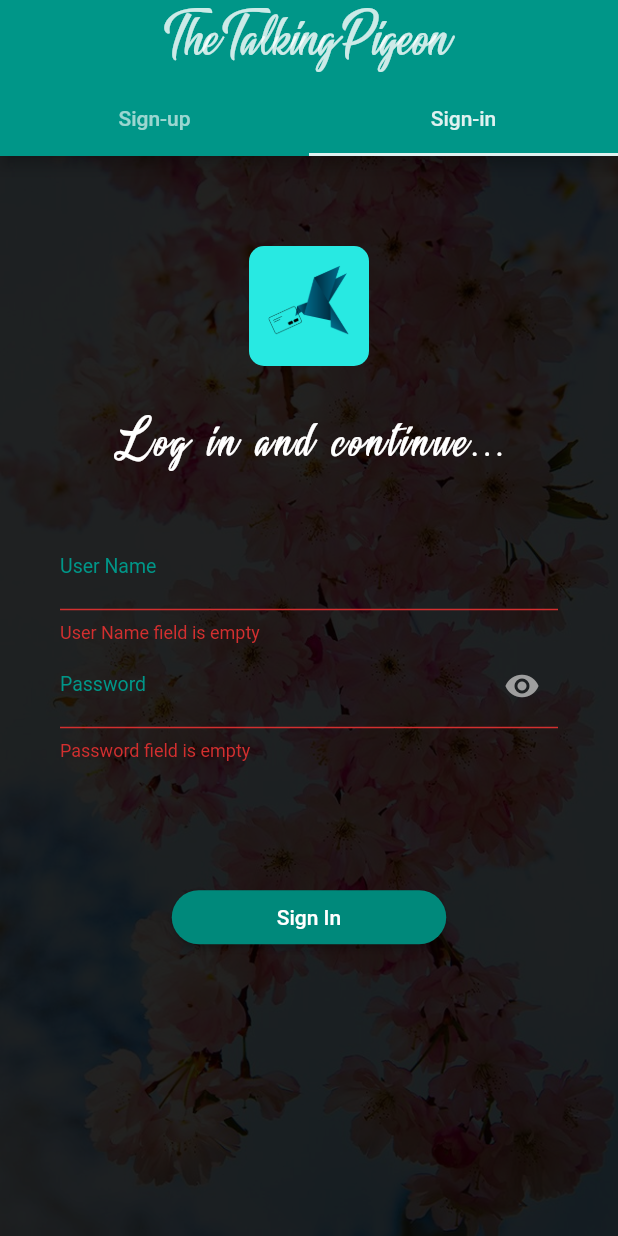
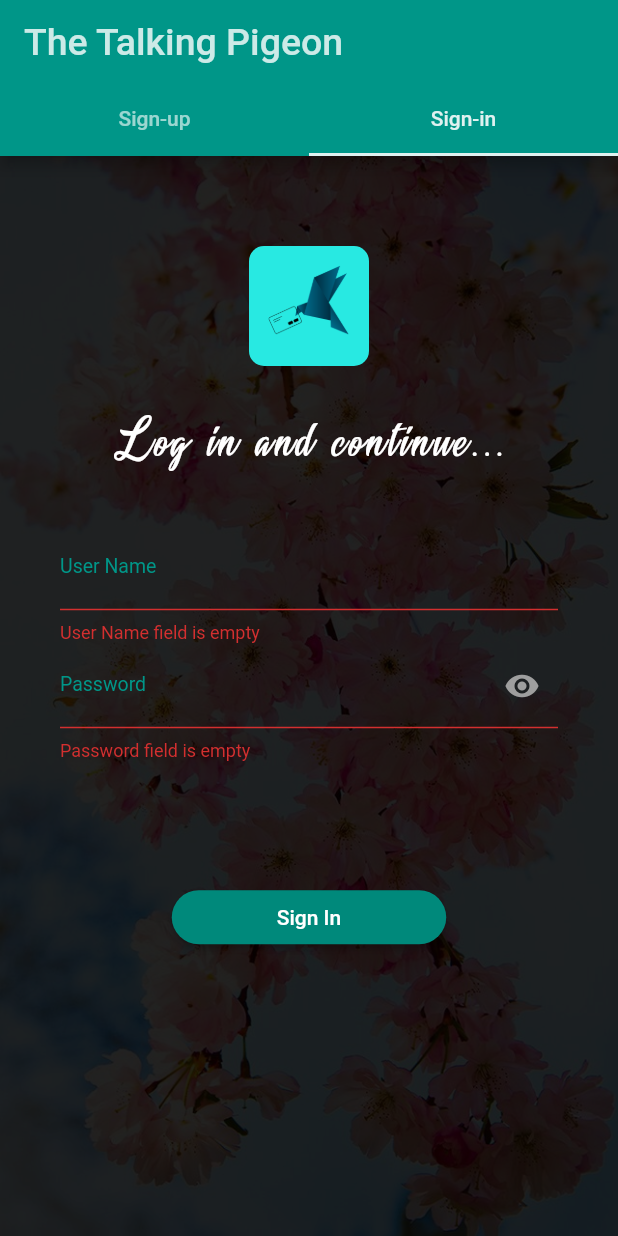
Before and after one commit to SkullEnemyX/Talking-Pigeon, a Flutter app: the screen it shows after launch, tab 2 chosen, after a tap on "Sign In", on a phone screen of 412 x 824 dp. Run offline on Flutter 3.47's test engine with Material 2 defaults, Android fonts, the phone set to English and light mode, and no system bars; our stand-ins replace cloud_firestore, firebase_auth, flutter_spinkit, shared_preferences; accounts and stored records are empty.

```diff
--- a/lib/chatpage.dart
+++ b/lib/chatpage.dart
@@ -70,7 +70,8 @@ class _ChatPageState extends State<ChatPage> {
   @override
   Widget build(BuildContext context) {
 
-    return Scaffold(
+    return MaterialApp(
+      home: Scaffold(
         appBar: new AppBar(
           elevation: 0.0,
           backgroundColor: widget.background,
@@ -188,6 +189,7 @@ class _ChatPageState extends State<ChatPage> {
           ),
         ),
 
+      ),
     );
   }
 
--- a/lib/sign-in.dart
+++ b/lib/sign-in.dart
@@ -1,22 +1,10 @@
 import 'dart:async';
 import 'package:flutter/cupertino.dart';
 import 'package:flutter/material.dart';
+import 'package:shared_preferences/shared_preferences.dart';
 import 'package:talking_pigeon_x/chatscreen.dart';
 import 'authentication.dart';
 import 'package:cloud_firestore/cloud_firestore.dart';
-
-class HomeScreen extends StatelessWidget {
-  @override
-  Widget build(BuildContext context) {
-    return new MaterialApp(
-      title: "Talking Pigeon",
-      theme: new ThemeData(
-        primarySwatch: Colors.teal,
-      ),
-      home: new LoginScreen(),
-    );
-  }
-}
 
 class LoginScreen extends StatefulWidget {
   @override
@@ -43,14 +31,16 @@ class _LoginScreenState extends State<LoginScreen> with SingleTickerProviderStat
 
   @override
   Widget build(BuildContext context) {
-    return new Scaffold(
+    return MaterialApp(
+          theme: ThemeData(
+            primarySwatch: Colors.teal
+          ),
+          home: new Scaffold(
           appBar: new AppBar(
             bottomOpacity: 0.7,
-          centerTitle: true,
             title: new Text(
               "The Talking Pigeon",
               style: TextStyle(
-              fontFamily: 'beauty',
                 fontSize: 25.0,
                 color: Colors.white.withOpacity(0.8),
               ),
@@ -80,7 +70,8 @@ class _LoginScreenState extends State<LoginScreen> with SingleTickerProviderStat
               controller: tabController,
             ),
             //new Signup()
-        ]));
+          ])),
+    );
   }
 }
 
@@ -119,6 +110,12 @@ class _SignupState extends State<Signup> with SingleTickerProviderStateMixin {
   void dispose() {
     _loginButtonController.dispose();
     super.dispose();
+  }
+
+    Future<void> saveUserInfo(String username, String password) async{
+    SharedPreferences prefs = await SharedPreferences.getInstance();
+    prefs.setString('username', username);
+    prefs.setString('password', password);
   }
 
   void _submit() {
@@ -186,6 +183,7 @@ class _SignupState extends State<Signup> with SingleTickerProviderStateMixin {
         Scaffold.of(context).showSnackBar(snackbar1);
         }).catchError((e) => print(e));
 
+        saveUserInfo(userData.uid, userData.password);
         Timer(
             Duration(milliseconds: 400),
             () => Navigator.pushReplacement(
@@ -392,13 +390,19 @@ class _SigninState extends State<Signin> with SingleTickerProviderStateMixin {
     super.dispose();
   }
 
+   Future<void> saveUserInfo(String username, String password) async{
+    SharedPreferences prefs = await SharedPreferences.getInstance();
+    prefs.setString('username', username);
+    prefs.setString('password', password);
+  }
+
   void _submit() {
     final form = formKey.currentState;
     if (form.validate()) {
       form.save();
+      performlogin();
     }
-    performlogin();
-    setState(() {});
+
   }
 
   void performlogin() async {
@@ -415,10 +419,9 @@ class _SigninState extends State<Signin> with SingleTickerProviderStateMixin {
       }
     });
     try {
-      setState(() {});
       _uid = await userAuth.verifyuser(userData);
-      //print(_uid);
       if (_uid != null) {
+        saveUserInfo(userData.uid, userData.password);
         Scaffold.of(context).showSnackBar(snackbar1);
         Timer(
             Duration(milliseconds: 400),
--- a/lib/splashscreen.dart
+++ b/lib/splashscreen.dart
@@ -1,55 +1,77 @@
+import 'package:cloud_firestore/cloud_firestore.dart';
 import 'package:flutter/material.dart';
 import 'dart:async';
 import 'package:shared_preferences/shared_preferences.dart';
-import 'sign-in.dart';
 import 'package:flutter_spinkit/flutter_spinkit.dart';
+import 'package:talking_pigeon_x/authentication.dart';
+import 'package:talking_pigeon_x/chatscreen.dart';
+import 'package:talking_pigeon_x/sign-in.dart';
 
-class SplashScreen extends StatelessWidget {
+class SplashScreen extends StatefulWidget {
   @override
-  Widget build(BuildContext context) {
-    return new MaterialApp(
-      title: "The Talking Pigeon",
-      debugShowCheckedModeBanner: false,
-      home: new SplashWallpaper(),
-      routes: <String, WidgetBuilder>{
-        "/sign": (BuildContext context) => new HomeScreen(),
-        "/splash": (BuildContext context) => new SplashScreen()
-      },
-    );
-  }
+  _SplashScreenState createState() => _SplashScreenState();
 }
 
-class SplashX extends StatefulWidget {
-  @override
-  _SplashXState createState() => _SplashXState();
-}
+class _SplashScreenState extends State<SplashScreen> {
+  bool credentialCorrectness = false;
+  String _username;
+  UserData userData = UserData();
 
-class _SplashXState extends State<SplashX> {
-  Future checkSeen() async {
+  Future infoAvailable() async {
+
     SharedPreferences prefs = await SharedPreferences.getInstance();
-    bool _seen = (prefs.getBool('seen') ?? false);
-
-    if (_seen) {
-      Navigator.of(context).pushReplacementNamed("/splash");
+    Userauthentication userAuth = Userauthentication();
+    String _uid;
+    _username = (prefs.getString('username') ??'');
+    String _password = (prefs.getString('password')??'');
+    if (_username!='' && _password!='') {
+      await Firestore.instance.document("Users/$_username").get().then((snapshot) {
+      if (snapshot.exists) {
+        userData.email = snapshot.data['email'];
+        userData.password = _password;
+        userData.uid = _username;
+      }
+    });
+      try {
+      _uid = await userAuth.verifyuser(userData);
+      if (_uid != null) {
+        setState(() {
+          credentialCorrectness = true;
+        });
+      }
+    } catch (e) {
+      throw e;
+    }
     } else {
-      prefs.setBool('seen', true);
-      Navigator.of(context).pushNamed("/sign");
+      setState(() {
+        credentialCorrectness = false;
+      });
     }
   }
 
   @override
   void initState() {
     super.initState();
-    checkSeen();
+    infoAvailable();
   }
 
   @override
   Widget build(BuildContext context) {
-    return new Scaffold();
+    return new MaterialApp(
+      title: "The Talking Pigeon",
+      debugShowCheckedModeBanner: false,
+      home: SplashWallpaper(
+        credentialsCorrect: credentialCorrectness,
+        username: credentialCorrectness?userData.uid:'',
+      ),
+    );
   }
 }
 
 class SplashWallpaper extends StatefulWidget {
+  final bool credentialsCorrect;
+  final String username;
+  SplashWallpaper({this.credentialsCorrect = false,@required this.username});
   @override
   _SplashWallpaperState createState() => _SplashWallpaperState();
 }
@@ -63,13 +85,17 @@ class _SplashWallpaperState extends State<SplashWallpaper>
   void initState() {
     super.initState();
     _iconAnimationController = new AnimationController(
-        vsync: this, duration: new Duration(milliseconds: 4000));
+        vsync: this, duration: new Duration(milliseconds: 3000));
     _iconAnimation = new CurvedAnimation(
         parent: _iconAnimationController, curve: Curves.bounceOut);
     _iconAnimation.addListener(() => this.setState(() {}));
     _iconAnimationController.forward();
     Timer(Duration(seconds: 3),
-        () => Navigator.of(context).pushReplacementNamed("/sign"));
+        () => Navigator.of(context).pushReplacement(MaterialPageRoute(
+          builder: (context)=>widget.credentialsCorrect?ChatScreen(
+            username: widget.username,
+          ):LoginScreen()
+        )));
   }
 
   @override
```
Also changed, not shown: lib/chatscreen.dart (+10 -6 lines). Lines whose indentation alone changed are shown as unchanged.
